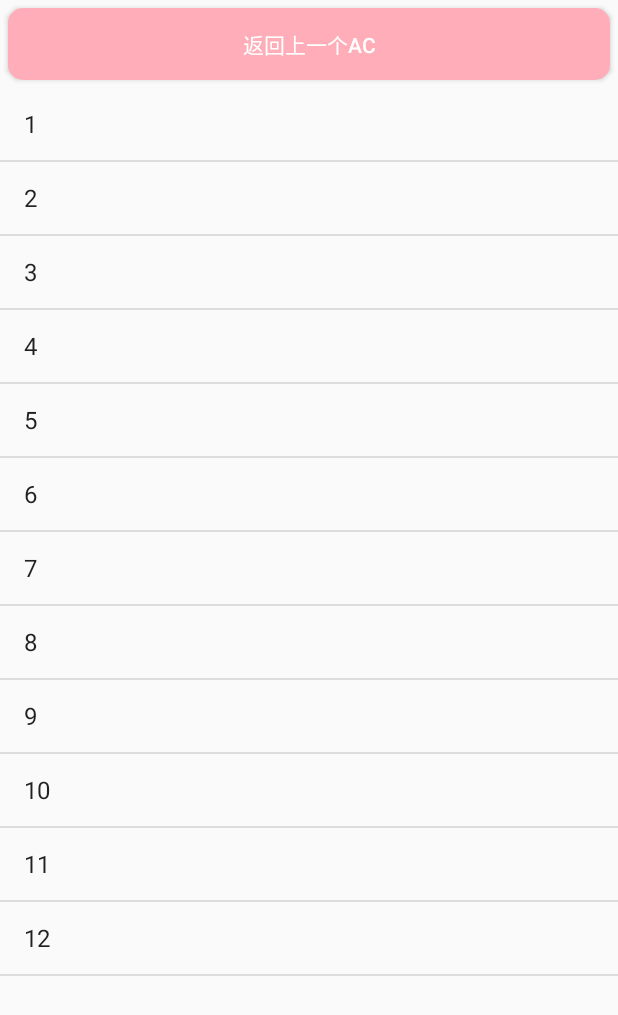
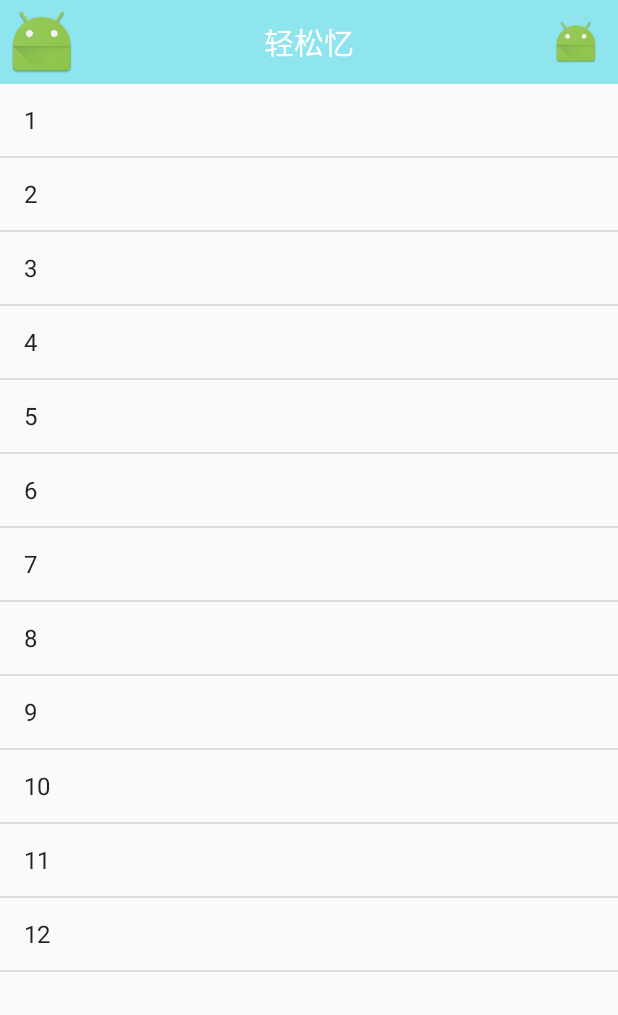
Before and after one commit to BearNeverWA/Recorder, an Android app: the MemoActivity screen opened directly, with no data from a screen before it, on a phone screen of 412 x 824 dp. Shown: the top 1015 px of the screen. Run offline under Robolectric (Android 15) with nearby library versions, the phone set to English and light mode, and no system bars.

Commit message:
完成了界面的全部设计

```diff
--- a/app/src/main/java/com/ces/team/recorder/MemoActivity.java
+++ b/app/src/main/java/com/ces/team/recorder/MemoActivity.java
@@ -2,16 +2,19 @@ package com.ces.team.recorder;
 
 import android.support.v7.app.AppCompatActivity;
 import android.os.Bundle;
-import android.util.Log;
+import android.support.v7.widget.Toolbar;
+import android.view.Menu;
+import android.view.MenuItem;
 import android.view.View;
 import android.widget.ArrayAdapter;
-import android.widget.Button;
 import android.widget.ListView;
+import android.widget.Toast;
+
 
 public class MemoActivity extends AppCompatActivity {
-    Button btnReturn;
     ListView listMemo;
     private String[] dataListMemo={"1","2","3","4","5","6","7","8","9","10","11","12"};
+    Toolbar toolbarMemo;
     @Override
     protected void onCreate(Bundle savedInstanceState) {
         super.onCreate(savedInstanceState);
@@ -19,12 +22,32 @@ public class MemoActivity extends AppCompatActivity {
         listMemo= (ListView) findViewById(R.id.list_memo);
         ArrayAdapter<String> adapter=new ArrayAdapter<String>(MemoActivity.this,android.R.layout.simple_list_item_1,dataListMemo);
         listMemo.setAdapter(adapter);
-        btnReturn= (Button) findViewById(R.id.return_last_ac);
-        btnReturn.setOnClickListener(new View.OnClickListener() {
+        toolbarMemo= (Toolbar) findViewById(R.id.toolbar_memo);
+        setSupportActionBar(toolbarMemo);
+        toolbarMemo.setTitle("");
+        toolbarMemo.setNavigationOnClickListener(new View.OnClickListener() {
             @Override
-            public void onClick(View view) {
-                finish();
+            public void onClick(View v) {
+                MemoActivity.this.finish();
             }
         });
     }
+
+    @Override
+    public boolean onCreateOptionsMenu(Menu menu) {
+        getMenuInflater().inflate(R.menu.toolbar_memo,menu);
+        return true;
+    }
+
+    @Override
+    public boolean onOptionsItemSelected(MenuItem item) {
+        switch (item.getItemId()){
+            case R.id.new_memo:
+                //执行新建备忘的操作
+                Toast.makeText(MemoActivity.this,"You clicked New Memo",Toast.LENGTH_SHORT).show();
+                break;
+            default:
+        }
+        return true;
+    }
 }
--- a/app/src/main/res/layout/activity_memo.xml
+++ b/app/src/main/res/layout/activity_memo.xml
@@ -1,5 +1,6 @@
 <?xml version="1.0" encoding="utf-8"?>
 <LinearLayout xmlns:android="http://schemas.android.com/apk/res/android"
+    xmlns:app="http://schemas.android.com/apk/res-auto"
     xmlns:tools="http://schemas.android.com/tools"
     android:id="@+id/activity_memo"
     android:layout_width="match_parent"
@@ -7,14 +8,23 @@
     android:orientation="vertical"
     tools:context="com.ces.team.recorder.MemoActivity">
 
-    <Button
-        android:id="@+id/return_last_ac"
-        android:background="@drawable/sharp"
-        android:text="返回上一个AC"
-        android:textColor="#fff"
-        android:layout_margin="5dp"
+    <android.support.v7.widget.Toolbar
+        android:id="@+id/toolbar_memo"
         android:layout_width="match_parent"
-        android:layout_height="wrap_content" />
+        android:layout_height="?attr/actionBarSize"
+        android:background="?attr/colorPrimary"
+        app:navigationIcon="@mipmap/ic_launcher"
+        app:popupTheme="@style/ThemeOverlay.AppCompat.Light">
+
+        <TextView
+            android:layout_width="wrap_content"
+            android:layout_height="wrap_content"
+            android:layout_gravity="center"
+            android:text="轻松忆"
+            android:textColor="#fff"
+            android:textSize="20sp" />
+
+    </android.support.v7.widget.Toolbar>
 
     <ListView
         android:id="@+id/list_memo"
--- /dev/null
+++ b/app/src/main/res/menu/toolbar_memo.xml
@@ -0,0 +1,11 @@
+<?xml version="1.0" encoding="utf-8"?>
+<menu xmlns:android="http://schemas.android.com/apk/res/android"
+    xmlns:app="http://schemas.android.com/apk/res-auto">
+
+    <item
+        android:id="@+id/new_memo"
+        android:icon="@mipmap/ic_launcher"
+        android:title="New"
+        app:showAsAction="always" />
+
+</menu>
```
Also changed, not shown: app/src/main/AndroidManifest.xml (+6 -2 lines), app/src/main/java/com/ces/team/recorder/AnalyzeActivity.java (+11 -0 lines), app/src/main/res/layout/activity_analyze.xml (+23 -4 lines).
